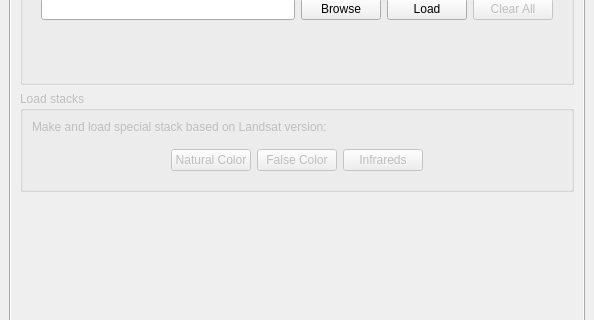
Qt form ui/cloud_masking_dockwidget_base.ui (SMByC/CloudMasking) before a commit; both pictures show x 0 to 594 and y 92 to 412 of the 594 by 778 pixel window.
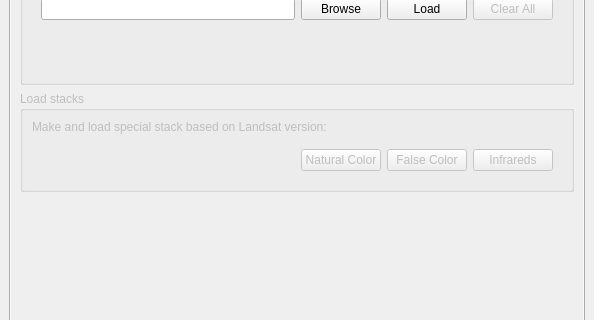
The same form after that commit. Custom widgets are drawn as their Qt base class.

Commit message: Make functional the Clear All button, fix the initial status message

```diff
--- a/ui/cloud_masking_dockwidget_base.ui
+++ b/ui/cloud_masking_dockwidget_base.ui
@@ -252,19 +252,6 @@
                     </property>
                    </widget>
                   </item>
-                  <item>
-                   <spacer name="horizontalSpacer_4">
-                    <property name="orientation">
-                     <enum>Qt::Horizontal</enum>
-                    </property>
-                    <property name="sizeHint" stdset="0">
-                     <size>
-                      <width>40</width>
-                      <height>20</height>
-                     </size>
-                    </property>
-                   </spacer>
-                  </item>
                  </layout>
                 </widget>
                </item>
```
The commit also changes 2 other files.
